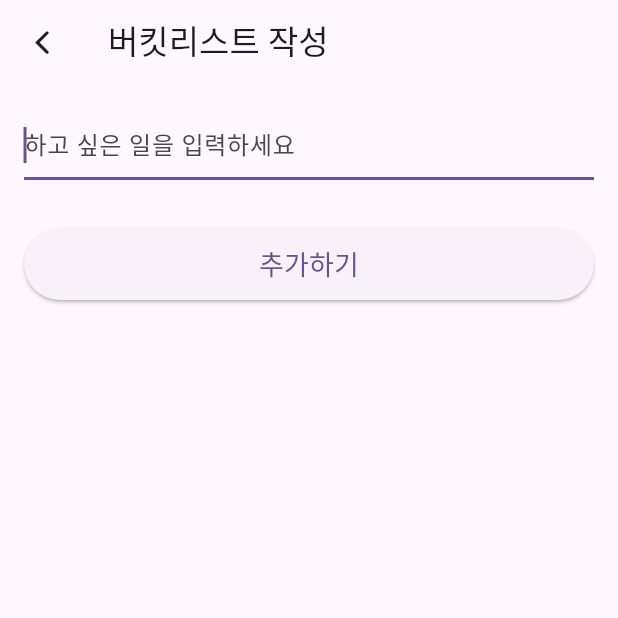
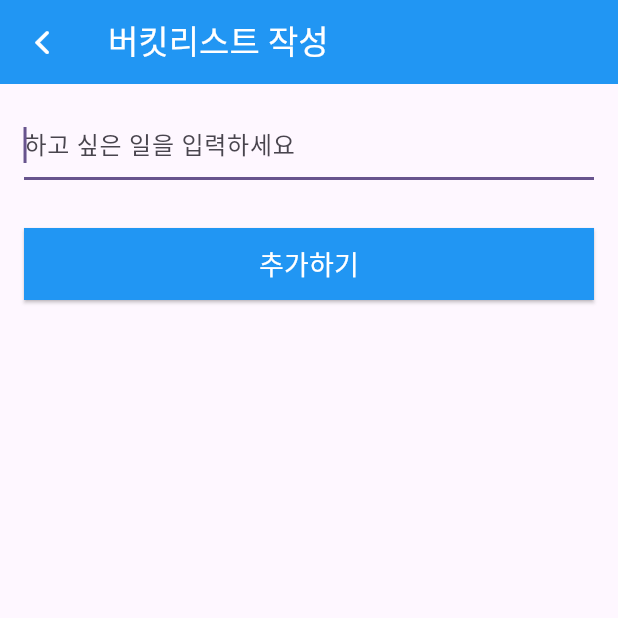
Before and after one commit to ooi0929/Flutter_work, a Flutter app: the CreatePage screen opened directly, on a phone screen of 412 x 824 dp, the top half of it. Run offline on Flutter 3.47's test engine with Material 3 defaults, Android fonts, the light colour scheme and no system bars; our stand-ins replace auto_size_text, go_router, google_fonts, introduction_screen, shared_preferences; accounts and stored records are empty.

Commit message:
[Add] 프로젝트 Bucket List With Provider

```diff
--- a/lib/bucket_list_with_provider/create_page.dart
+++ b/lib/bucket_list_with_provider/create_page.dart
@@ -23,14 +23,23 @@ class _CreatePageState extends State<CreatePage> {
   Widget build(BuildContext context) {
     return Scaffold(
       appBar: AppBar(
-        title: Text("버킷리스트 작성"),
+        title: Text(
+          "버킷리스트 작성",
+          style: TextStyle(
+            color: Colors.white,
+          ),
+        ),
         // 뒤로가기 버튼
         leading: IconButton(
-          icon: Icon(CupertinoIcons.chevron_back),
+          icon: Icon(
+            CupertinoIcons.chevron_back,
+            color: Colors.white,
+          ),
           onPressed: () {
             Navigator.pop(context);
           },
         ),
+        backgroundColor: Colors.blue,
       ),
       body: Padding(
         padding: const EdgeInsets.all(16),
@@ -56,10 +65,15 @@ class _CreatePageState extends State<CreatePage> {
               width: double.infinity,
               height: 48,
               child: ElevatedButton(
+                style: ElevatedButton.styleFrom(
+                  shape: LinearBorder(),
+                  backgroundColor: Colors.blue,
+                ),
                 child: Text(
                   "추가하기",
                   style: TextStyle(
                     fontSize: 18,
+                    color: Colors.white,
                   ),
                 ),
                 onPressed: () {
```
